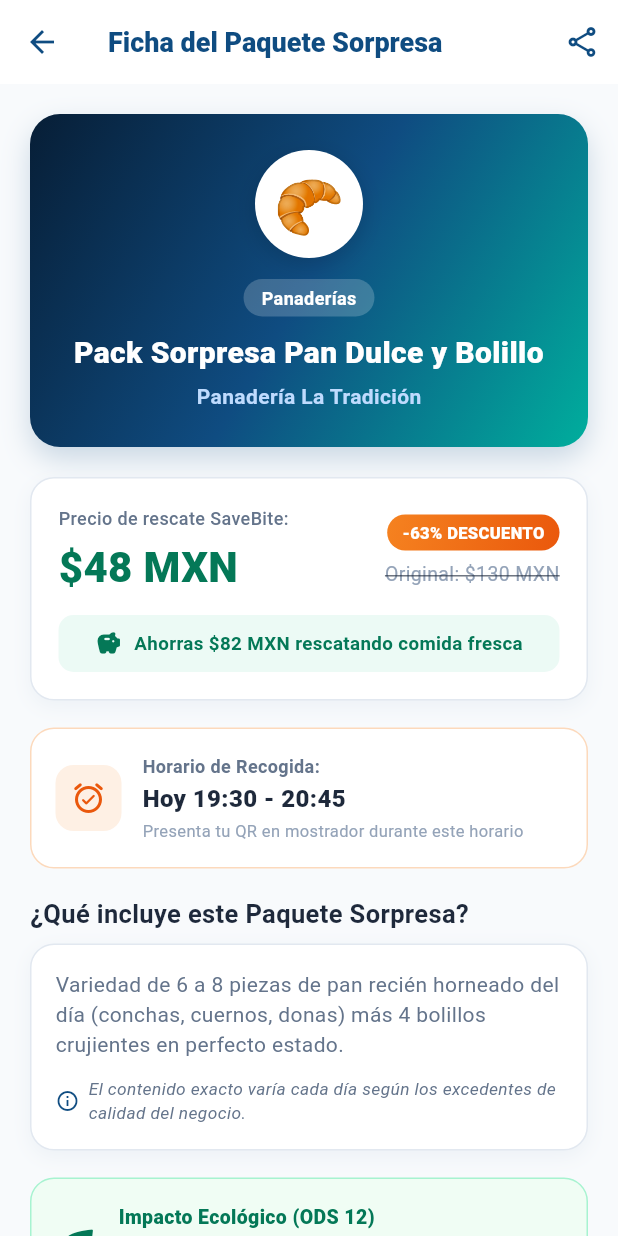
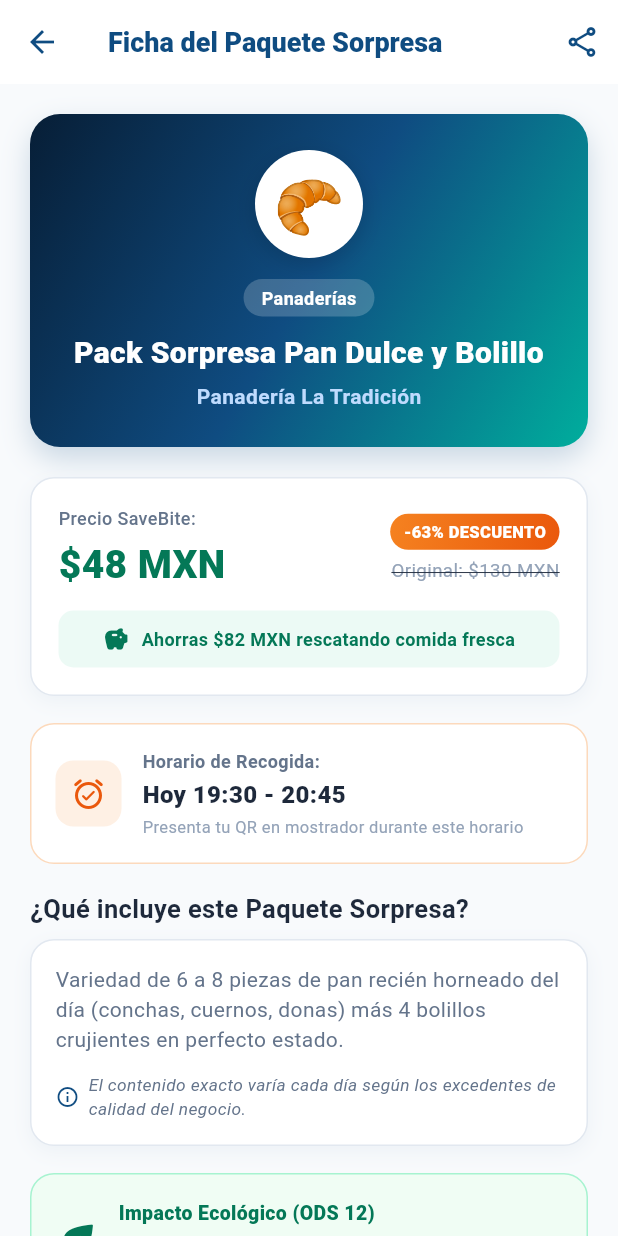
Before and after one commit to Alvaro4060/SaveBite, a Flutter app: the MainShellScreen screen opened directly, after a tap on the "map" icon, after a tap on "Ver Paquete Sorpresa", on a phone screen of 412 x 824 dp. Run offline on Flutter 3.47's test engine with Material 3 defaults, Android fonts, the phone set to English and light mode, and no system bars; our stand-ins replace supabase_flutter; missing offline and left inert: mobile_scanner; accounts and stored records are empty.

Commit message:
fix(ui): eliminate horizontal overflows in package detail and voucher screens

```diff
--- a/savebite/lib/presentation/screens/main_shell_screen.dart
+++ b/savebite/lib/presentation/screens/main_shell_screen.dart
@@ -55,7 +55,8 @@ class MainShellScreen extends StatelessWidget {
               ),
             ),
             const SizedBox(width: 10),
-            Column(
+            Expanded(
+              child: Column(
                 crossAxisAlignment: CrossAxisAlignment.start,
                 children: [
                   Row(
@@ -98,6 +99,7 @@ class MainShellScreen extends StatelessWidget {
                     ),
                   ),
                 ],
+              ),
             ),
           ],
         ),
--- a/savebite/lib/presentation/screens/package_detail/package_detail_screen.dart
+++ b/savebite/lib/presentation/screens/package_detail/package_detail_screen.dart
@@ -235,30 +235,32 @@ class _PackageDetailScreenState extends State<PackageDetailScreen> {
                   Row(
                     crossAxisAlignment: CrossAxisAlignment.center,
                     children: [
-                      Column(
+                      Expanded(
+                        child: Column(
                           crossAxisAlignment: CrossAxisAlignment.start,
                           children: [
                             const Text(
-                            'Precio de rescate SaveBite:',
+                              'Precio SaveBite:',
                               style: TextStyle(fontSize: 12, color: AppColors.textSecondary, fontWeight: FontWeight.w500),
                             ),
                             const SizedBox(height: 4),
                             Text(
                               Formatters.formatCurrency(pkg.discountedPrice),
                               style: const TextStyle(
-                              fontSize: 28,
+                                fontSize: 26,
                                 fontWeight: FontWeight.w900,
                                 color: AppColors.greenDark,
                               ),
                             ),
                           ],
                         ),
-                      const Spacer(),
+                      ),
+                      const SizedBox(width: 8),
                       Column(
                         crossAxisAlignment: CrossAxisAlignment.end,
                         children: [
                           Container(
-                            padding: const EdgeInsets.symmetric(horizontal: 10, vertical: 4),
+                            padding: const EdgeInsets.symmetric(horizontal: 9, vertical: 4),
                             decoration: BoxDecoration(
                               gradient: AppColors.accentGradient,
                               borderRadius: BorderRadius.circular(16),
@@ -268,11 +270,11 @@ class _PackageDetailScreenState extends State<PackageDetailScreen> {
                               style: const TextStyle(color: Colors.white, fontSize: 11, fontWeight: FontWeight.w800),
                             ),
                           ),
-                          const SizedBox(height: 6),
+                          const SizedBox(height: 5),
                           Text(
                             'Original: ${Formatters.formatCurrency(pkg.originalPrice)}',
                             style: const TextStyle(
-                              fontSize: 13,
+                              fontSize: 12.5,
                               decoration: TextDecoration.lineThrough,
                               color: AppColors.textMuted,
                             ),
@@ -294,12 +296,15 @@ class _PackageDetailScreenState extends State<PackageDetailScreen> {
                       children: [
                         const Icon(Icons.savings_rounded, color: AppColors.greenDark, size: 18),
                         const SizedBox(width: 8),
-                        Text(
+                        Flexible(
+                          child: Text(
                             'Ahorras ${Formatters.formatCurrency(savings)} rescatando comida fresca',
+                            textAlign: TextAlign.center,
                             style: const TextStyle(
                               color: AppColors.greenDark,
-                            fontSize: 12.5,
+                              fontSize: 12,
                               fontWeight: FontWeight.w700,
+                            ),
                           ),
                         ),
                       ],
--- a/savebite/lib/presentation/screens/qr_voucher/voucher_screen.dart
+++ b/savebite/lib/presentation/screens/qr_voucher/voucher_screen.dart
@@ -239,14 +239,19 @@ class _DetailRow extends StatelessWidget {
   Widget build(BuildContext context) {
     return Row(
       mainAxisAlignment: MainAxisAlignment.spaceBetween,
+      crossAxisAlignment: CrossAxisAlignment.start,
       children: [
         Text(label, style: const TextStyle(fontSize: 13, color: AppColors.textSecondary)),
-        Text(
-          value,
-          style: TextStyle(
-            fontSize: 13,
-            fontWeight: FontWeight.bold,
-            color: isHighlight ? AppColors.accentHover : AppColors.textPrimary,
+        const SizedBox(width: 8),
+        Flexible(
+          child: Text(
+            value,
+            textAlign: TextAlign.end,
+            style: TextStyle(
+              fontSize: 13,
+              fontWeight: FontWeight.bold,
+              color: isHighlight ? AppColors.accentHover : AppColors.textPrimary,
+            ),
           ),
         ),
       ],
```
Lines whose indentation alone changed are shown as unchanged.
